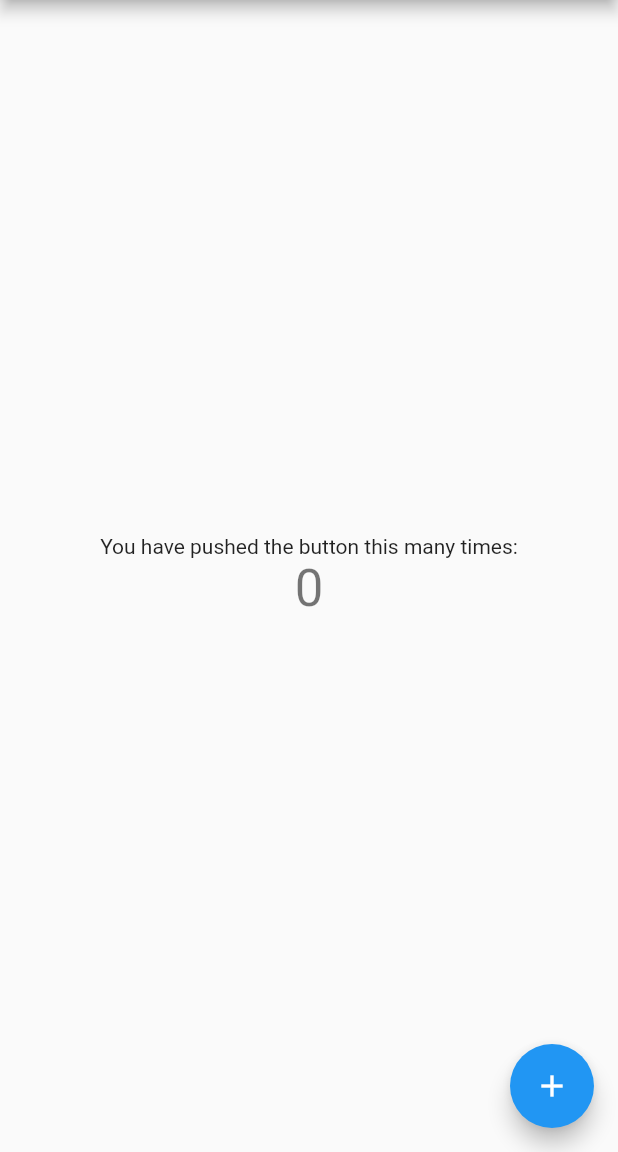
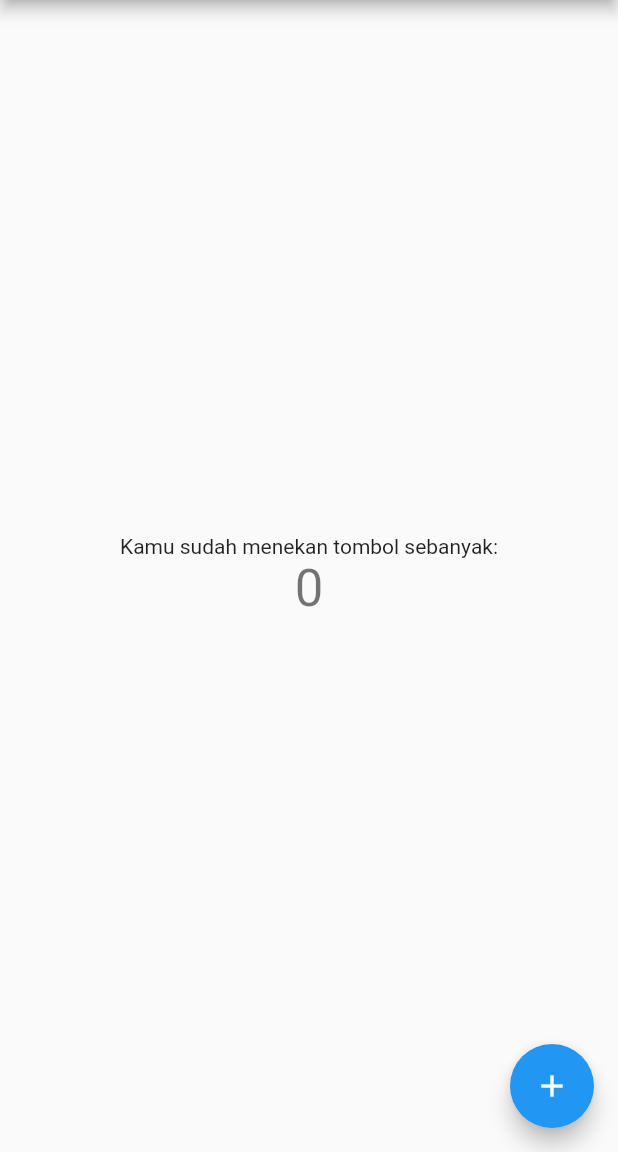
Before and after one commit to 7ofuuu/ReportMate-app, a Flutter app: the screen it shows after launch, on a phone screen of 412 x 824 dp, the part 84-1236 px from its top. Run offline on Flutter 3.47's test engine with Material 2 defaults, Android fonts, the light colour scheme and no system bars.

Commit message:
merubah tulisan

```diff
--- a/lib/main.dart
+++ b/lib/main.dart
@@ -96,7 +96,7 @@ class _ReportMateAppsState extends State<ReportMateApps> {
           mainAxisAlignment: MainAxisAlignment.center,
           children: <Widget>[
             const Text(
-              'You have pushed the button this many times:',
+              'Kamu sudah menekan tombol sebanyak:',
             ),
             Text(
               '$_counter',
```
